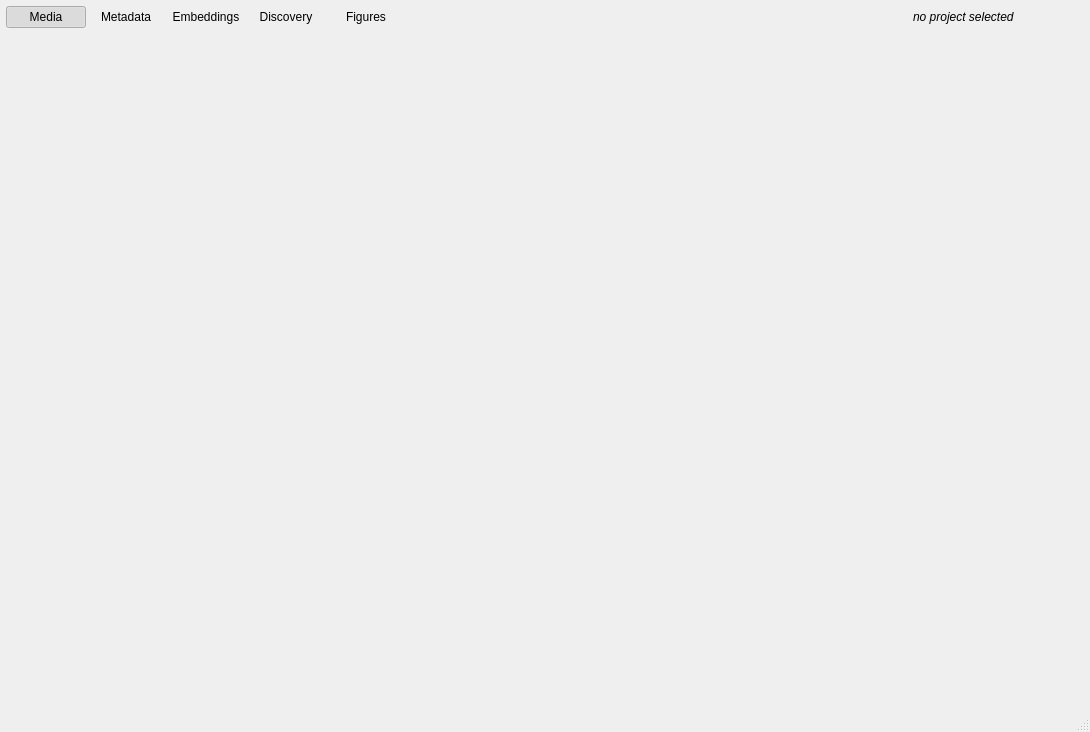
eidora-desktop/EIDORA, file src/MainWindow/ui/main_window.ui: the form before one commit.
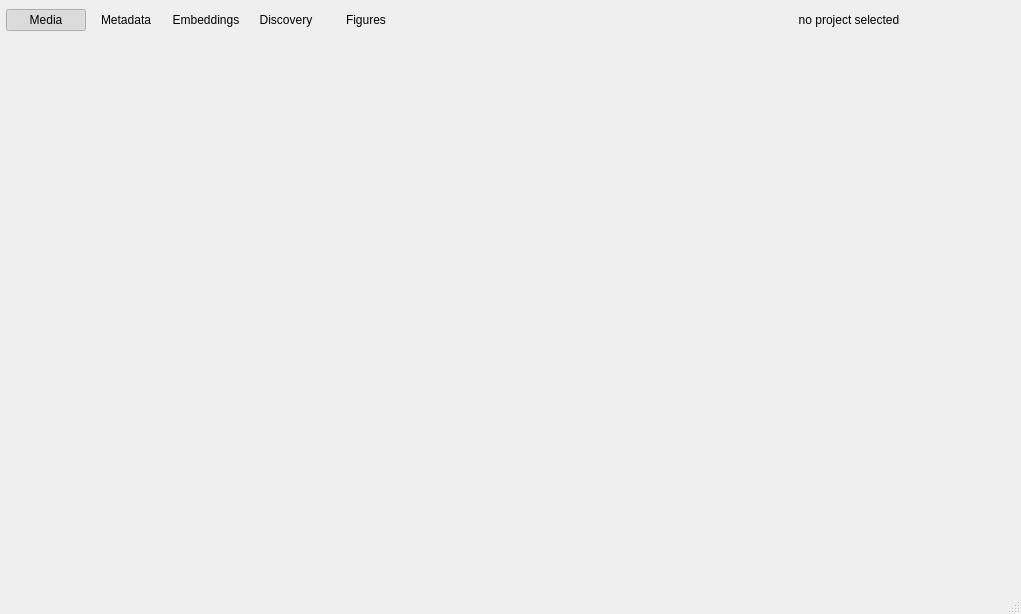
The form after the commit. Icons and pictures are not drawn.

Commit message: Open project actions from the navigation bar and use the EIDORA wordmark

Patch:
```diff
--- a/src/MainWindow/ui/main_window.ui
+++ b/src/MainWindow/ui/main_window.ui
@@ -6,8 +6,8 @@
    <rect>
     <x>0</x>
     <y>0</y>
-    <width>1090</width>
-    <height>732</height>
+    <width>1021</width>
+    <height>614</height>
    </rect>
   </property>
   <property name="windowTitle">
@@ -36,12 +36,12 @@
     <item>
      <widget class="QWidget" name="panel_main_navigation" native="true">
       <property name="sizePolicy">
-       <sizepolicy hsizetype="Minimum" vsizetype="Minimum">
+       <sizepolicy hsizetype="Preferred" vsizetype="Minimum">
         <horstretch>0</horstretch>
         <verstretch>0</verstretch>
        </sizepolicy>
       </property>
-      <layout class="QHBoxLayout" name="layout_horizontal_layout_2">
+      <layout class="QHBoxLayout" name="layout_horizontal_layout_2" stretch="0,0,0,0,0,0,0">
        <property name="spacing">
         <number>0</number>
        </property>
@@ -211,104 +211,158 @@
          </attribute>
         </widget>
        </item>
-       <item>
-        <spacer name="horizontalSpacer">
-         <property name="orientation">
-          <enum>Qt::Orientation::Horizontal</enum>
-         </property>
-         <property name="sizeHint" stdset="0">
-          <size>
-           <width>40</width>
-           <height>20</height>
-          </size>
-         </property>
-        </spacer>
-       </item>
        <item>
         <widget class="QWidget" name="widget" native="true">
-         <layout class="QHBoxLayout" name="horizontalLayout">
+         <property name="sizePolicy">
+          <sizepolicy hsizetype="Expanding" vsizetype="Preferred">
+           <horstretch>0</horstretch>
+           <verstretch>0</verstretch>
+          </sizepolicy>
+         </property>
+         <layout class="QHBoxLayout" name="horizontalLayout_2">
           <property name="spacing">
            <number>0</number>
           </property>
           <property name="leftMargin">
-           <number>6</number>
+           <number>0</number>
           </property>
           <property name="topMargin">
            <number>0</number>
           </property>
           <property name="rightMargin">
-           <number>6</number>
+           <number>0</number>
           </property>
           <property name="bottomMargin">
            <number>0</number>
           </property>
           <item>
-           <widget class="QLabel" name="project_label">
+           <widget class="QWidget" name="strecher_left" native="true">
+            <property name="sizePolicy">
+             <sizepolicy hsizetype="Expanding" vsizetype="Preferred">
+              <horstretch>6</horstretch>
+              <verstretch>0</verstretch>
+             </sizepolicy>
+            </property>
+            <layout class="QHBoxLayout" name="horizontalLayout">
+             <property name="spacing">
+              <number>0</number>
+             </property>
+             <property name="leftMargin">
+              <number>6</number>
+             </property>
+             <property name="topMargin">
+              <number>0</number>
+             </property>
+             <property name="rightMargin">
+              <number>0</number>
+             </property>
+             <property name="bottomMargin">
+              <number>0</number>
+             </property>
+             <item>
+              <spacer name="horizontalSpacer">
+               <property name="orientation">
+                <enum>Qt::Orientation::Horizontal</enum>
+               </property>
+               <property name="sizeType">
+                <enum>QSizePolicy::Policy::Expanding</enum>
+               </property>
+               <property name="sizeHint" stdset="0">
+                <size>
+                 <width>40</width>
+                 <height>20</height>
+                </size>
+               </property>
+              </spacer>
+             </item>
+            </layout>
+           </widget>
+          </item>
+          <item>
+           <widget class="QToolButton" name="project_label">
+            <property name="sizePolicy">
+             <sizepolicy hsizetype="Preferred" vsizetype="Fixed">
+              <horstretch>0</horstretch>
+              <verstretch>0</verstretch>
+             </sizepolicy>
+            </property>
+            <property name="minimumSize">
+             <size>
+              <width>120</width>
+              <height>28</height>
+             </size>
+            </property>
+            <property name="focusPolicy">
+             <enum>Qt::FocusPolicy::StrongFocus</enum>
+            </property>
             <property name="styleSheet">
-             <string notr="true">font-style: italic</string>
+             <string notr="true">QToolButton#project_label { padding-right: 14px; }
+QToolButton#project_label::menu-indicator { width: 6px; height: 4px; subcontrol-position: right center; right: 5px; }</string>
             </property>
             <property name="text">
              <string>no project selected</string>
             </property>
+            <property name="popupMode">
+             <enum>QToolButton::ToolButtonPopupMode::InstantPopup</enum>
+            </property>
+            <property name="toolButtonStyle">
+             <enum>Qt::ToolButtonStyle::ToolButtonIconOnly</enum>
+            </property>
+            <property name="autoRaise">
+             <bool>true</bool>
+            </property>
+            <property name="arrowType">
+             <enum>Qt::ArrowType::NoArrow</enum>
+            </property>
+           </widget>
+          </item>
+          <item>
+           <widget class="QWidget" name="strecher_right" native="true">
+            <property name="sizePolicy">
+             <sizepolicy hsizetype="Expanding" vsizetype="Preferred">
+              <horstretch>1</horstretch>
+              <verstretch>0</verstretch>
+             </sizepolicy>
+            </property>
+            <layout class="QHBoxLayout" name="horizontalLayout_3">
+             <property name="spacing">
+              <number>0</number>
+             </property>
+             <property name="leftMargin">
+              <number>0</number>
+             </property>
+             <property name="topMargin">
+              <number>0</number>
+             </property>
+             <property name="rightMargin">
+              <number>6</number>
+             </property>
+             <property name="bottomMargin">
+              <number>0</number>
+             </property>
+             <item>
+              <spacer name="horizontalSpacer_2">
+               <property name="orientation">
+                <enum>Qt::Orientation::Horizontal</enum>
+               </property>
+               <property name="sizeHint" stdset="0">
+                <size>
+                 <width>40</width>
+                 <height>20</height>
+                </size>
+               </property>
+              </spacer>
+             </item>
+            </layout>
            </widget>
           </item>
          </layout>
         </widget>
        </item>
-       <item>
-        <widget class="QPushButton" name="button_project">
-         <property name="sizePolicy">
-          <sizepolicy hsizetype="Minimum" vsizetype="Fixed">
-           <horstretch>0</horstretch>
-           <verstretch>0</verstretch>
-          </sizepolicy>
-         </property>
-         <property name="minimumSize">
-          <size>
-           <width>0</width>
-           <height>0</height>
-          </size>
-         </property>
-         <property name="maximumSize">
-          <size>
-           <width>32</width>
-           <height>32</height>
-          </size>
-         </property>
-         <property name="toolTip">
-          <string>Project actions</string>
-         </property>
-         <property name="accessibleName">
-          <string>Project actions</string>
-         </property>
-         <property name="styleSheet">
-          <string notr="true">QPushButton#button_project::menu-indicator { image: none; width: 0px; height: 0px; }</string>
-         </property>
-         <property name="text">
-          <string/>
-         </property>
-         <property name="icon">
-          <iconset>
-           <normaloff>../../shared/icons/material/project_open.svg</normaloff>../../shared/icons/material/project_open.svg</iconset>
-         </property>
-         <property name="iconSize">
-          <size>
-           <width>22</width>
-           <height>22</height>
-          </size>
-         </property>
-         <property name="flat">
-          <bool>true</bool>
-         </property>
-         <property name="iconName" stdset="0">
-          <string>project_open</string>
-         </property>
-        </widget>
-       </item>
        <item>
         <widget class="QPushButton" name="button_settings">
          <property name="sizePolicy">
-          <sizepolicy hsizetype="Minimum" vsizetype="Fixed">
+          <sizepolicy hsizetype="Fixed" vsizetype="Fixed">
            <horstretch>0</horstretch>
            <verstretch>0</verstretch>
           </sizepolicy>
@@ -321,8 +375,8 @@
          </property>
          <property name="maximumSize">
           <size>
-           <width>32</width>
-           <height>32</height>
+           <width>16777215</width>
+           <height>28</height>
           </size>
          </property>
          <property name="toolTip">
@@ -343,8 +397,8 @@
          </property>
          <property name="iconSize">
           <size>
-           <width>22</width>
-           <height>22</height>
+           <width>90</width>
+           <height>16</height>
           </size>
          </property>
          <property name="flat">
```
Left out of the diff: 4 changed lines with no effect on the pictures. The commit also changes 4 other files.
